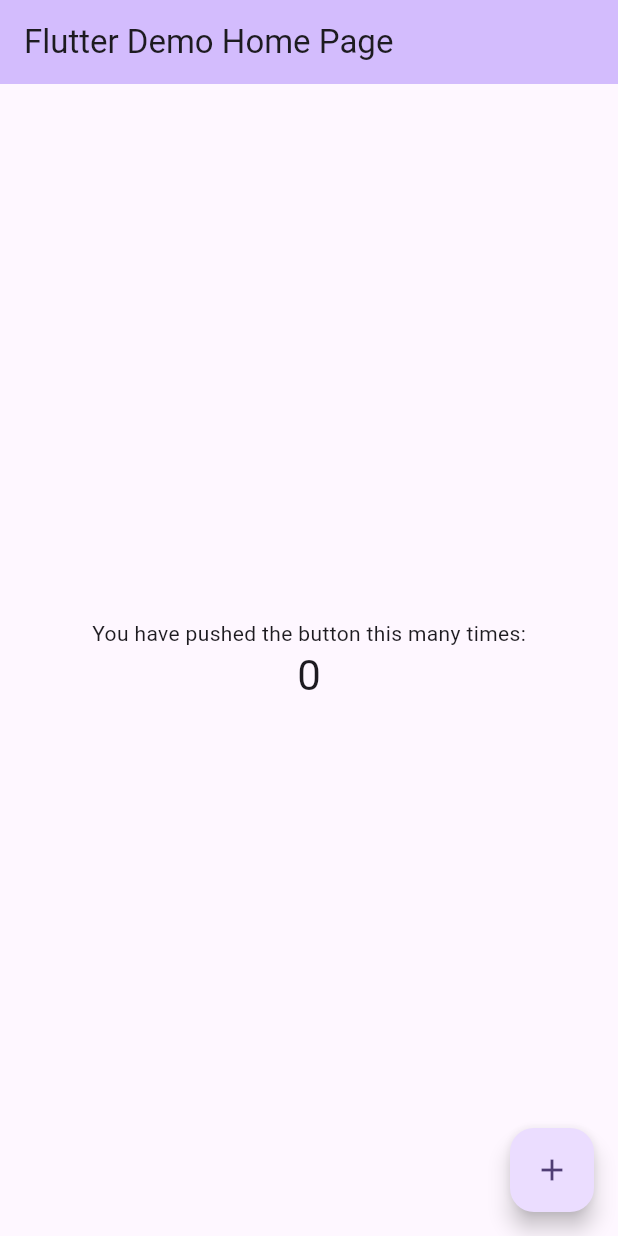
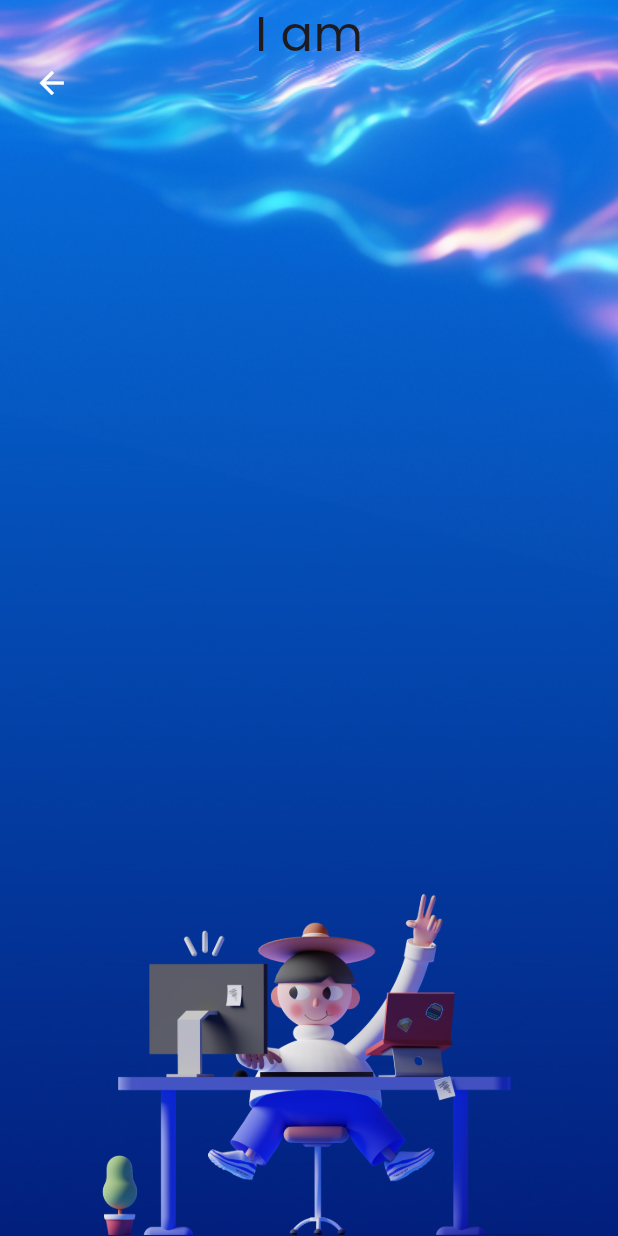
Before and after one commit to photo-hire/photohire, a Flutter app: the screen it shows after launch, on a phone screen of 412 x 824 dp. Run offline on Flutter 3.47's test engine with Material 3 defaults, Android fonts, the phone set to English and light mode, and no system bars; our stand-ins replace flutter_screenutil, google_fonts.

Commit message:
splash,choose,responsive,googlefonts

```diff
--- /dev/null
+++ b/lib/features/auth/screens/choosing.dart
@@ -0,0 +1,63 @@
+import 'package:flutter/cupertino.dart';
+import 'package:flutter/material.dart';
+import 'package:flutter/widgets.dart';
+import 'package:flutter_screenutil/flutter_screenutil.dart';
+import 'package:google_fonts/google_fonts.dart';
+import 'package:photohire/features/auth/screens/splashcreen.dart';
+
+class Choosing extends StatefulWidget {
+  const Choosing({super.key});
+
+  @override
+  State<Choosing> createState() => _ChoosingState();
+}
+
+class _ChoosingState extends State<Choosing> {
+  @override
+  Widget build(BuildContext context) {
+    return Scaffold(
+      body: Stack(
+        fit: StackFit.expand,
+        children: [
+          Image.asset(
+            "asset/image/frontscreen.jpg",
+            height: MediaQuery.of(context).size.height,
+            fit: BoxFit.cover,
+          ),
+          Positioned(
+            top: 30.h,
+            left: 10.w,
+            child: IconButton(
+                onPressed: () {
+                  Navigator.push(
+                      context,
+                      MaterialPageRoute(
+                        builder: (context) => SplashScreen(),
+                      ));
+                },
+                icon: Icon(
+                  Icons.arrow_back,
+                  color: Colors.white,
+                )),
+          ),
+          Column(
+            children: [
+              Text(
+                "I am",
+                style: GoogleFonts.poppins(textStyle: TextStyle(fontSize: 32)),
+              )
+            ],
+          ),
+          Positioned(
+              bottom: 0.h,
+              left: 50.w,
+              child: Image.asset(
+                "asset/image/choose.png",
+                height: 300.h,
+                width: 300.w,
+              )),
+        ],
+      ),
+    );
+  }
+}
--- a/lib/main.dart
+++ b/lib/main.dart
@@ -1,125 +1,23 @@
 import 'package:flutter/material.dart';
+import 'package:google_fonts/google_fonts.dart';
+import 'package:photohire/features/auth/screens/choosing.dart';
+import 'package:photohire/features/auth/screens/loginscreen.dart';
+import 'package:photohire/features/auth/screens/splashcreen.dart';
+import 'package:flutter_screenutil/flutter_screenutil.dart';
 
 void main() {
-  runApp(const MyApp());
+  runApp(ScreenUtilInit(
+    designSize: Size(393, 784),
+      minTextAdapt: true,
+      splitScreenMode: true,
+    builder: (context,child) {
+      return MaterialApp(
+        debugShowCheckedModeBanner: false,
+        theme: ThemeData(
+          textTheme: GoogleFonts.poppinsTextTheme(),
+        ),
+        home: Choosing(),
+      );
+    }
+  ));
 }
-
-class MyApp extends StatelessWidget {
-  const MyApp({super.key});
-
-  // This widget is the root of your application.
-  @override
-  Widget build(BuildContext context) {
-    return MaterialApp(
-      title: 'Flutter Demo',
-      theme: ThemeData(
-        // This is the theme of your application.
-        //
-        // TRY THIS: Try running your application with "flutter run". You'll see
-        // the application has a purple toolbar. Then, without quitting the app,
-        // try changing the seedColor in the colorScheme below to Colors.green
-        // and then invoke "hot reload" (save your changes or press the "hot
-        // reload" button in a Flutter-supported IDE, or press "r" if you used
-        // the command line to start the app).
-        //
-        // Notice that the counter didn't reset back to zero; the application
-        // state is not lost during the reload. To reset the state, use hot
-        // restart instead.
-        //
-        // This works for code too, not just values: Most code changes can be
-        // tested with just a hot reload.
-        colorScheme: ColorScheme.fromSeed(seedColor: Colors.deepPurple),
-        useMaterial3: true,
-      ),
-      home: const MyHomePage(title: 'Flutter Demo Home Page'),
-    );
-  }
-}
-
-class MyHomePage extends StatefulWidget {
-  const MyHomePage({super.key, required this.title});
-
-  // This widget is the home page of your application. It is stateful, meaning
-  // that it has a State object (defined below) that contains fields that affect
-  // how it looks.
-
-  // This class is the configuration for the state. It holds the values (in this
-  // case the title) provided by the parent (in this case the App widget) and
-  // used by the build method of the State. Fields in a Widget subclass are
-  // always marked "final".
-
-  final String title;
-
-  @override
-  State<MyHomePage> createState() => _MyHomePageState();
-}
-
-class _MyHomePageState extends State<MyHomePage> {
-  int _counter = 0;
-
-  void _incrementCounter() {
-    setState(() {
-      // This call to setState tells the Flutter framework that something has
-      // changed in this State, which causes it to rerun the build method below
-      // so that the display can reflect the updated values. If we changed
-      // _counter without calling setState(), then the build method would not be
-      // called again, and so nothing would appear to happen.
-      _counter++;
-    });
-  }
-
-  @override
-  Widget build(BuildContext context) {
-    // This method is rerun every time setState is called, for instance as done
-    // by the _incrementCounter method above.
-    //
-    // The Flutter framework has been optimized to make rerunning build methods
-    // fast, so that you can just rebuild anything that needs updating rather
-    // than having to individually change instances of widgets.
-    return Scaffold(
-      appBar: AppBar(
-        // TRY THIS: Try changing the color here to a specific color (to
-        // Colors.amber, perhaps?) and trigger a hot reload to see the AppBar
-        // change color while the other colors stay the same.
-        backgroundColor: Theme.of(context).colorScheme.inversePrimary,
-        // Here we take the value from the MyHomePage object that was created by
-        // the App.build method, and use it to set our appbar title.
-        title: Text(widget.title),
-      ),
-      body: Center(
-        // Center is a layout widget. It takes a single child and positions it
-        // in the middle of the parent.
-        child: Column(
-          // Column is also a layout widget. It takes a list of children and
-          // arranges them vertically. By default, it sizes itself to fit its
-          // children horizontally, and tries to be as tall as its parent.
-          //
-          // Column has various properties to control how it sizes itself and
-          // how it positions its children. Here we use mainAxisAlignment to
-          // center the children vertically; the main axis here is the vertical
-          // axis because Columns are vertical (the cross axis would be
-          // horizontal).
-          //
-          // TRY THIS: Invoke "debug painting" (choose the "Toggle Debug Paint"
-          // action in the IDE, or press "p" in the console), to see the
-          // wireframe for each widget.
-          mainAxisAlignment: MainAxisAlignment.center,
-          children: <Widget>[
-            const Text(
-              'You have pushed the button this many times:',
-            ),
-            Text(
-              '$_counter',
-              style: Theme.of(context).textTheme.headlineMedium,
-            ),
-          ],
-        ),
-      ),
-      floatingActionButton: FloatingActionButton(
-        onPressed: _incrementCounter,
-        tooltip: 'Increment',
-        child: const Icon(Icons.add),
-      ), // This trailing comma makes auto-formatting nicer for build methods.
-    );
-  }
-}
```
Also changed, not shown: lib/features/auth/screens/loginscreen.dart (added, +41 -0 lines), lib/features/auth/screens/splashcreen.dart (added, +95 -0 lines), pubspec.yaml (+7 -3 lines), asset/image/choose.png (added), asset/image/firsticon.png (added), asset/image/frontscreen.jpg (added), pubspec.lock, 1 other file.
